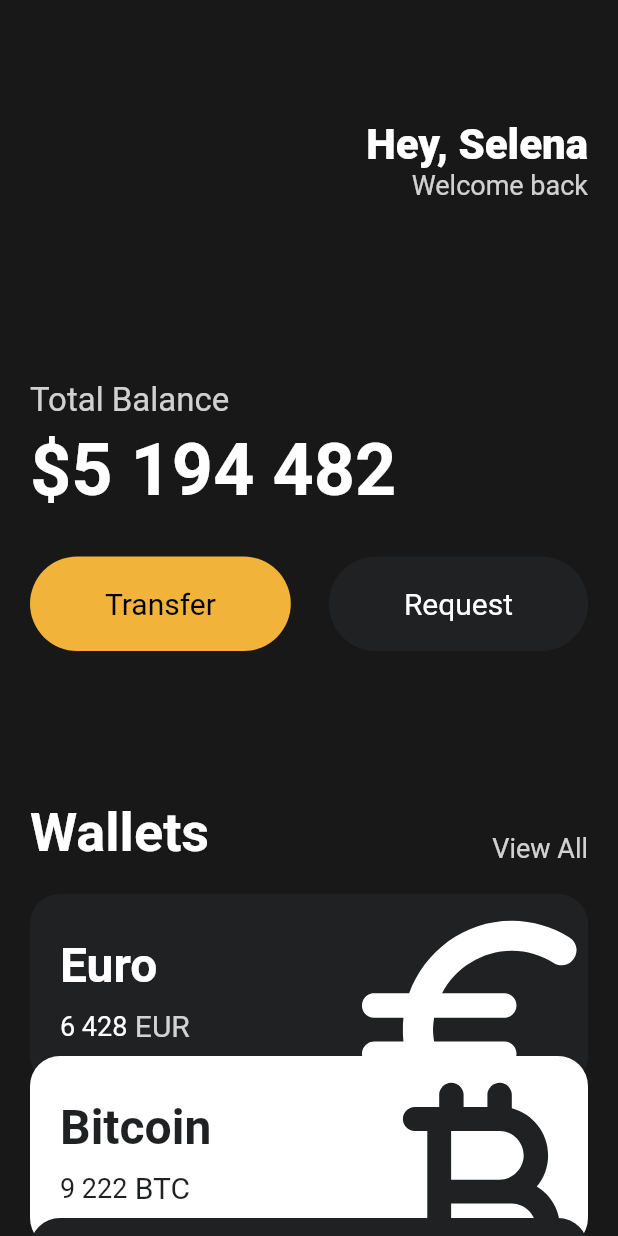
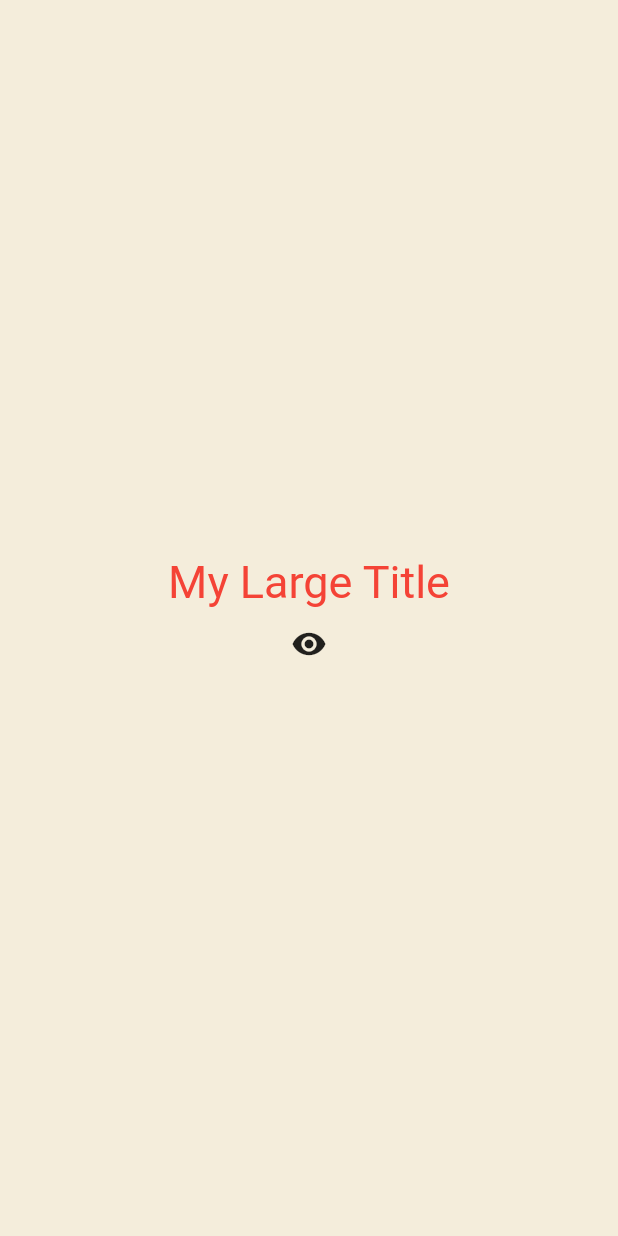
Before and after one commit to xhmxnjxx/flutter_study, a Flutter app: the screen it shows after launch, on a phone screen of 412 x 824 dp. Run offline on Flutter 3.47's test engine with Material 2 defaults, Android fonts, the phone set to English and light mode, and no system bars.

```diff
--- a/lib/main.dart
+++ b/lib/main.dart
@@ -1,146 +1,97 @@
 import 'package:flutter/material.dart';
-import 'package:toonflix/widgets/button.dart';
-import 'package:toonflix/widgets/currency_card.dart';
 
 void main() {
-  runApp(App());
+  runApp(const App());
 }
 
-class App extends StatelessWidget {
+class App extends StatefulWidget {
+  const App({super.key});
+
+  @override
+  State<App> createState() => _AppState();
+}
+
+class _AppState extends State<App> {
+  bool showTitle = true;
+  List<int> numbers = [];
+
+  void toggleTitle() {
+    setState(() {
+      showTitle = !showTitle;
+    });
+  }
+
+  void onClicked() {
+    setState(() {
+      numbers.add(numbers.length);
+    });
+  }
+
   @override
   Widget build(BuildContext context) {
+    print('build');
     return MaterialApp(
+      theme: ThemeData(
+        textTheme: const TextTheme(
+          titleLarge: TextStyle(
+            color: Colors.red,
+          ),
+        ),
+      ),
       home: Scaffold(
-        backgroundColor: const Color(0xFF181818),
-        body: SingleChildScrollView(
-          child: Padding(
-            padding: const EdgeInsets.symmetric(horizontal: 20),
-            child: Column(
-              crossAxisAlignment: CrossAxisAlignment.start,
-              children: [
-                const SizedBox(
-                  height: 80,
-                ),
-                Row(
-                  mainAxisAlignment: MainAxisAlignment.end,
-                  children: [
-                    Column(
-                      crossAxisAlignment: CrossAxisAlignment.end,
-                      children: [
-                        const Text(
-                          'Hey, Selena',
-                          style: TextStyle(
-                            color: Colors.white,
-                            fontSize: 28,
-                            fontWeight: FontWeight.w800,
-                          ),
-                        ),
-                        Text(
-                          'Welcome back',
-                          style: TextStyle(
-                            color: Colors.white.withOpacity(0.8),
-                            fontSize: 18,
-                          ),
-                        ),
-                      ],
-                    )
-                  ],
-                ),
-                const SizedBox(
-                  height: 120,
-                ),
-                Text(
-                  'Total Balance',
-                  style: TextStyle(
-                    color: Colors.white.withOpacity(0.8),
-                    fontSize: 22,
-                  ),
-                ),
-                const SizedBox(
-                  height: 5,
-                ),
-                const Text(
-                  '\$5 194 482',
-                  style: TextStyle(
-                    color: Colors.white,
-                    fontSize: 48,
-                    fontWeight: FontWeight.w600,
-                  ),
-                ),
-                const SizedBox(
-                  height: 30,
-                ),
-                Row(
-                  mainAxisAlignment: MainAxisAlignment.spaceBetween,
-                  children: const [
-                    Button(
-                      text: 'Transfer',
-                      bgColor: Color(0xFFF2B33A),
-                      textColor: Colors.black,
+        backgroundColor: const Color(0xFFF4EDDB),
+        body: Center(
+          child: Column(
+            mainAxisAlignment: MainAxisAlignment.center,
+            children: [
+              showTitle
+                  ? const MyLargeTitle()
+                  : const Text(
+                      'nothing',
                     ),
-                    Button(
-                      text: 'Request',
-                      bgColor: Color(0xFF1F2123),
-                      textColor: Colors.white,
-                    ),
-                  ],
-                ),
-                const SizedBox(
-                  height: 100,
-                ),
-                Row(
-                  mainAxisAlignment: MainAxisAlignment.spaceBetween,
-                  crossAxisAlignment: CrossAxisAlignment.end,
-                  children: [
-                    const Text(
-                      'Wallets',
-                      style: TextStyle(
-                        color: Colors.white,
-                        fontSize: 36,
-                        fontWeight: FontWeight.w600,
-                      ),
-                    ),
-                    Text(
-                      'View All',
-                      style: TextStyle(
-                        color: Colors.white.withOpacity(0.8),
-                        fontSize: 18,
-                      ),
-                    ),
-                  ],
-                ),
-                const SizedBox(
-                  height: 20,
-                ),
-                const CurrencyhCard(
-                  name: 'Euro',
-                  code: 'EUR',
-                  amount: '6 428',
-                  icon: Icons.euro_rounded,
-                  isInverted: false,
-                  order: 0,
-                ),
-                const CurrencyhCard(
-                  name: 'Bitcoin',
-                  code: 'BTC',
-                  amount: '9 222',
-                  icon: Icons.currency_bitcoin_rounded,
-                  isInverted: true,
-                  order: 1,
-                ),
-                const CurrencyhCard(
-                  name: 'Dollar',
-                  code: 'USD',
-                  amount: '428',
-                  icon: Icons.attach_money_outlined,
-                  isInverted: false,
-                  order: 2,
-                ),
-              ],
-            ),
+              IconButton(
+                  onPressed: toggleTitle,
+                  icon: const Icon(
+                    Icons.remove_red_eye,
+                  ))
+            ],
           ),
         ),
       ),
     );
   }
 }
+
+class MyLargeTitle extends StatefulWidget {
+  const MyLargeTitle({
+    Key? key,
+  }) : super(key: key);
+
+  @override
+  State<MyLargeTitle> createState() => _MyLargeTitleState();
+}
+
+class _MyLargeTitleState extends State<MyLargeTitle> {
+  @override
+  void initState() {
+    super.initState();
+    print('initState');
+  }
+
+  @override
+  void dispose() {
+    super.dispose();
+    print('dispose');
+  }
+
+  @override
+  Widget build(BuildContext context) {
+    return Text(
+      'My Large Title',
+      style: TextStyle(
+        color: Theme.of(context).textTheme.titleLarge!.color,
+        fontSize: 30,
+      ),
+    );
+  }
+}
```
